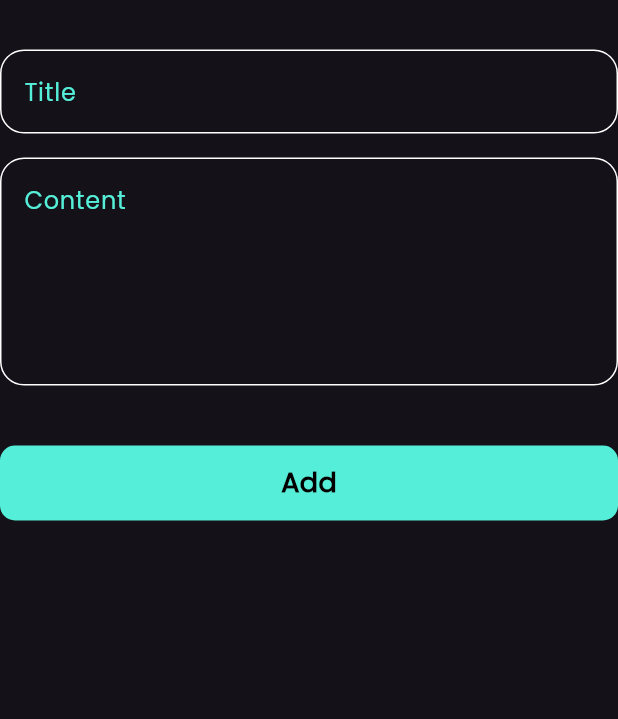
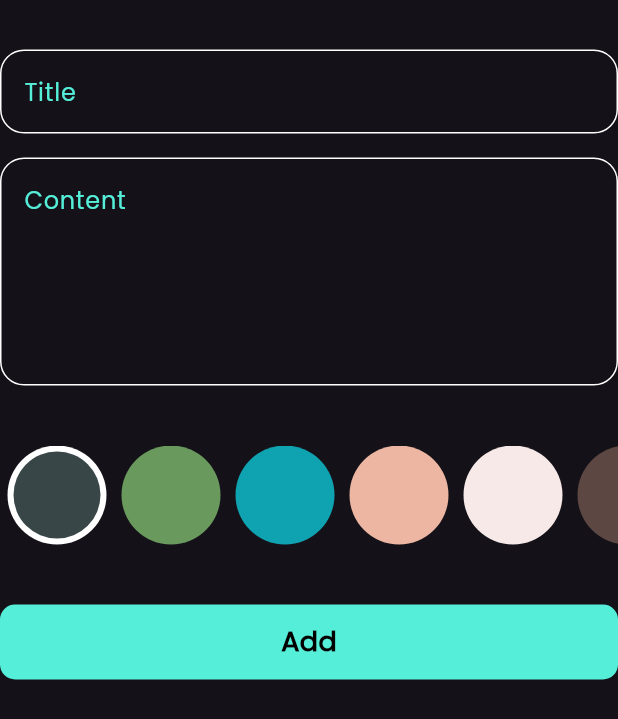
Before and after one commit to ahmedayman44/Note_app, a Flutter app: the AddNoteForm widget shown alone on an empty page, opened directly, on a phone screen of 412 x 824 dp. Shown: the top 719 px of the screen. Run offline on Flutter 3.47's test engine with Material 3 defaults, Android fonts, the phone set to English and light mode, and no system bars; our stand-ins replace bloc, flutter_bloc, hive, hive_flutter; accounts and stored records are empty.

Commit message:
create listcolors to pick color to add   note  or edit note

```diff
--- /dev/null
+++ b/devtools_options.yaml
@@ -0,0 +1 @@
+extensions:
--- a/lib/constants/constant.dart
+++ b/lib/constants/constant.dart
@@ -5,3 +5,14 @@ import 'package:flutter/animation.dart';
 
 const kPrimaryhColor = Color(0xff55eed8);
 const kNoteBox = 'Note_box' ;
+
+List<Color> kColor = const [
+    Color(0xff394648),
+    Color(0xff69995D),
+    Color(0xff0FA3B1),
+    Color(0xffEDB6A3),
+    Color(0xffF8E9E9),
+    Color(0xff5C4742),
+    Color(0xffFCD581),
+    Color(0xffB5E2FA)
+  ];
--- a/lib/cubits/add_note_cubit/add_note_cubit.dart
+++ b/lib/cubits/add_note_cubit/add_note_cubit.dart
@@ -1,4 +1,5 @@
 import 'package:bloc/bloc.dart';
+import 'package:flutter/material.dart';
 import 'package:hive_flutter/hive_flutter.dart';
 import 'package:meta/meta.dart';
 import 'package:notee_app/constants/constant.dart';
@@ -9,7 +10,10 @@ part 'add_note_state.dart';
 class AddNoteCubit extends Cubit<AddNoteState> {
   AddNoteCubit() : super(AddNoteInitial());
 
+Color ? color = const Color(0xff394648);
+
   addNote(ModelNote note) async {
+    note.color = color!.value ;
     emit(AddNoteLoading());
     try {
       var box = Hive.box<ModelNote>(kNoteBox);
--- a/lib/views/widgets/add_note_bottom_sheet.dart
+++ b/lib/views/widgets/add_note_bottom_sheet.dart
@@ -4,6 +4,7 @@ import 'package:intl/intl.dart';
 import 'package:notee_app/cubits/add_note_cubit/add_note_cubit.dart';
 import 'package:notee_app/cubits/notes/notes_cubit.dart';
 import 'package:notee_app/model/model_note.dart';
+import 'package:notee_app/views/widgets/colors_list_view.dart';
 
 import 'package:notee_app/views/widgets/custom_button.dart';
 
@@ -23,9 +24,11 @@ class AddNoteModelSheet extends StatelessWidget {
             Navigator.pop(context);
           }
           if (State is AddNoteFailed) {
-            // ScaffoldMessenger.of(context).showSnackBar(
-            //   SnackBar(content: Text(state.errMessage)),
-            // );
+            ScaffoldMessenger.of(context).showSnackBar(
+              const SnackBar(
+                content: Text('Something went wrong'),
+              ),
+            );
           }
         },
         builder: (context, state) {
@@ -94,6 +97,10 @@ class _AddNoteFormState extends State<AddNoteForm> {
           const SizedBox(
             height: 40,
           ),
+          const ColorListView(),
+          const SizedBox(
+            height: 40,
+          ),
           BlocBuilder<AddNoteCubit, AddNoteState>(
             builder: (context, state) {
               return CustomButton(
@@ -121,7 +128,11 @@ class _AddNoteFormState extends State<AddNoteForm> {
                     autovalidateMode = AutovalidateMode.always;
                     setState(() {});
                   }
-                  });
+
+
+                  //Navigator.pop(context);
+                },
+              );
             },
           ),
           const SizedBox(
--- /dev/null
+++ b/lib/views/widgets/colors_list_view.dart
@@ -0,0 +1,70 @@
+import 'package:flutter/material.dart';
+import 'package:flutter_bloc/flutter_bloc.dart';
+import 'package:notee_app/constants/constant.dart';
+import 'package:notee_app/cubits/add_note_cubit/add_note_cubit.dart';
+
+class ColorItem extends StatelessWidget {
+  const ColorItem({super.key, required this.isSelected, required this.color});
+
+  final bool isSelected;
+  final Color color;
+
+  @override
+  Widget build(BuildContext context) {
+    return isSelected
+        ? CircleAvatar(
+            radius: 33,
+            backgroundColor: Colors.white,
+            child: CircleAvatar(
+              backgroundColor: color,
+              radius: 29,
+            ),
+          )
+        : CircleAvatar(
+            backgroundColor: color,
+            radius: 33,
+          );
+  }
+}
+
+class ColorListView extends StatefulWidget {
+  const ColorListView({
+    super.key,
+  });
+
+  @override
+  State<ColorListView> createState() => _ColorListViewState();
+}
+
+class _ColorListViewState extends State<ColorListView> {
+  int currentIndex = 0;
+
+
+
+  @override
+  Widget build(BuildContext context) {
+    return SizedBox(
+      height: 33 * 2,
+      child: ListView.builder(
+        itemCount: kColor.length,
+        scrollDirection: Axis.horizontal,
+        itemBuilder: (context, index) {
+          return Padding(
+            padding: const EdgeInsets.symmetric(horizontal: 5),
+            child: GestureDetector(
+              onTap: () {
+                currentIndex = index;
+                BlocProvider.of<AddNoteCubit>(context).color = kColor[index];
+                setState(() {});
+              },
+              child: ColorItem(
+                color: kColor[index],
+                isSelected: currentIndex == index,
+              ),
+            ),
+          );
+        },
+      ),
+    );
+  }
+}
```
Also changed, not shown: lib/views/notes_view.dart (+6 -5 lines), lib/views/widgets/custom_button.dart (+7 -4 lines), lib/views/widgets/edit_note_view_body.dart (+58 -1 lines). Lines whose indentation alone changed are shown as unchanged.
